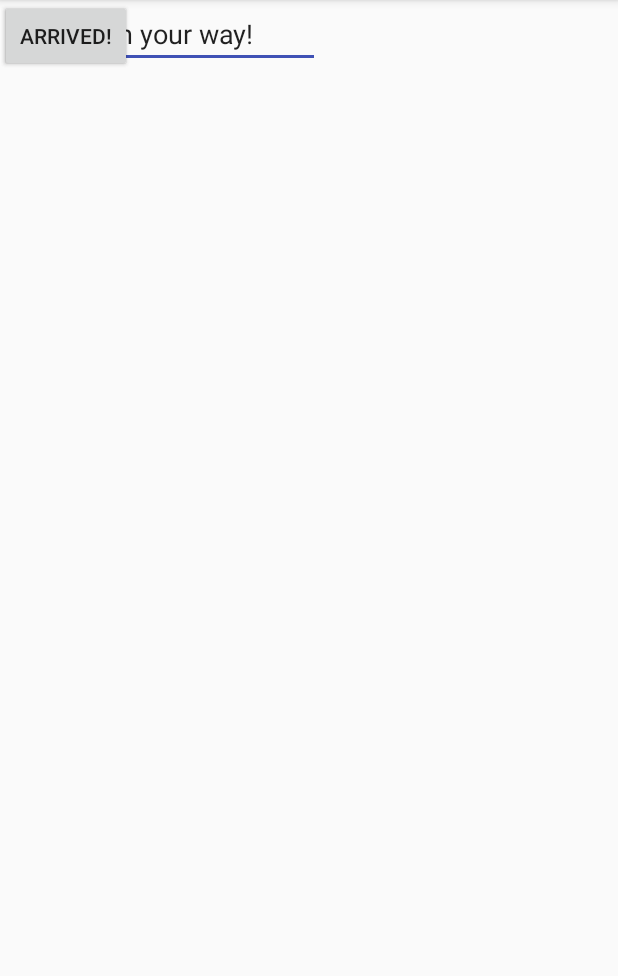
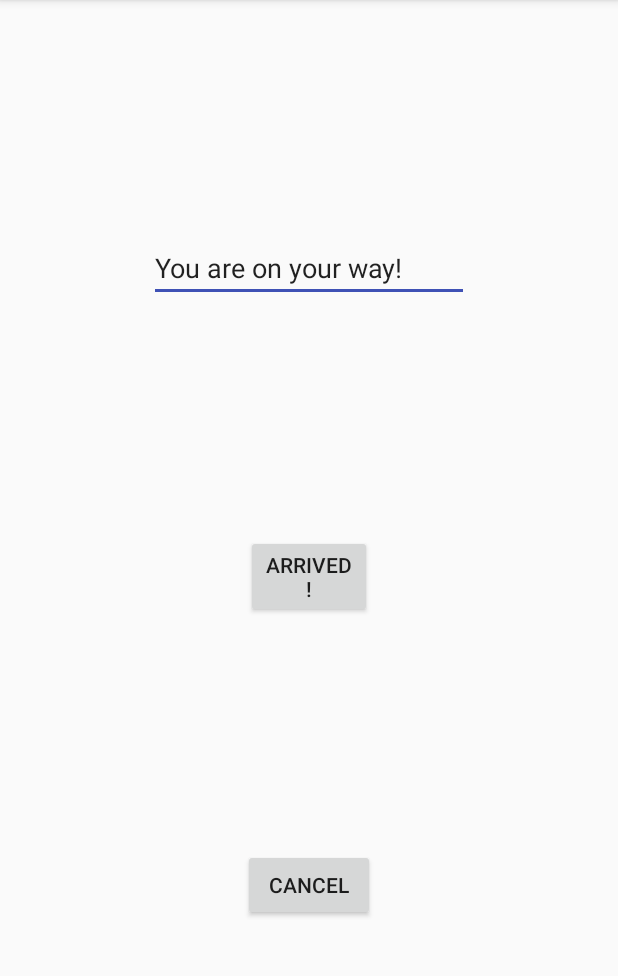
Before and after one commit to plum7ree/Shelter, an Android app: the OnMyWayActivity screen opened directly, with no data from a screen before it, on a phone screen of 412 x 824 dp, the part 84-1060 px from its top. Run offline under Robolectric (Android 15) with nearby library versions, the phone set to English and light mode, and no system bars.

```diff
--- a/app/src/main/res/layout/activity_on_my_way.xml
+++ b/app/src/main/res/layout/activity_on_my_way.xml
@@ -10,29 +10,47 @@
         android:id="@+id/cancelRes"
         android:layout_width="wrap_content"
         android:layout_height="wrap_content"
+        android:layout_marginBottom="8dp"
+        android:layout_marginEnd="8dp"
+        android:layout_marginStart="8dp"
+        android:layout_marginTop="8dp"
+        android:onClick="onCancelPressed"
         android:text="Cancel"
-        android:onClick="onCancelRes"
-        tools:layout_editor_absoluteX="148dp"
-        tools:layout_editor_absoluteY="357dp" />
+        app:layout_constraintBottom_toBottomOf="parent"
+        app:layout_constraintEnd_toEndOf="parent"
+        app:layout_constraintStart_toStartOf="parent"
+        app:layout_constraintTop_toBottomOf="@+id/arrived" />
 
     <EditText
         android:id="@+id/onMyWayText"
         android:layout_width="wrap_content"
         android:layout_height="wrap_content"
+        android:layout_marginBottom="8dp"
+        android:layout_marginEnd="8dp"
+        android:layout_marginStart="8dp"
+        android:layout_marginTop="8dp"
         android:ems="10"
         android:inputType="textPersonName"
         android:text="You are on your way!"
-        tools:layout_editor_absoluteX="95dp"
-        tools:layout_editor_absoluteY="212dp" />
+        app:layout_constraintBottom_toTopOf="@+id/arrived"
+        app:layout_constraintEnd_toEndOf="parent"
+        app:layout_constraintStart_toStartOf="parent"
+        app:layout_constraintTop_toTopOf="parent" />
 
     <Button
         android:id="@+id/arrived"
-        android:layout_width="wrap_content"
+        android:layout_width="84dp"
         android:layout_height="wrap_content"
+        android:layout_marginBottom="8dp"
+        android:layout_marginEnd="8dp"
+        android:layout_marginStart="8dp"
+        android:layout_marginTop="8dp"
+        android:onClick="onArrivedPressed"
         android:text="Arrived!"
-        android:onClick="onArrivedPressed"
-        tools:layout_editor_absoluteX="148dp"
-        tools:layout_editor_absoluteY="289dp" />
+        app:layout_constraintBottom_toBottomOf="parent"
+        app:layout_constraintEnd_toEndOf="parent"
+        app:layout_constraintStart_toStartOf="parent"
+        app:layout_constraintTop_toTopOf="parent" />
 
 
 </android.support.constraint.ConstraintLayout>
--- a/app/src/main/res/layout/activity_shelter_detail.xml
+++ b/app/src/main/res/layout/activity_shelter_detail.xml
@@ -31,10 +31,10 @@
                 app:popupTheme="@style/ThemeOverlay.AppCompat.Light" />
 
             <Button
-                android:id="@+id/button2"
+                android:id="@+id/reserve_button"
                 android:layout_width="match_parent"
                 android:layout_height="wrap_content"
-                android:onClick=""
+                android:onClick="onReserveClick"
                 android:text="Reserve a Bed" />
 
         </android.support.design.widget.CollapsingToolbarLayout>
```
Also changed, not shown: app/src/main/java/cs2340/gatech/edu/lab4/controller/FirebaseController.java (+32 -2 lines), app/src/main/java/cs2340/gatech/edu/lab4/controller/OnMyWayActivity.java (+21 -4 lines), app/src/main/java/cs2340/gatech/edu/lab4/controller/ReserveActivity.java (+33 -20 lines), app/src/main/java/cs2340/gatech/edu/lab4/controller/ShelterDetailFragment.java (+18 -11 lines), app/src/main/java/cs2340/gatech/edu/lab4/model/Model.java (+8 -0 lines), app/src/main/res/layout/activity_reserve.xml (+8 -4 lines).
